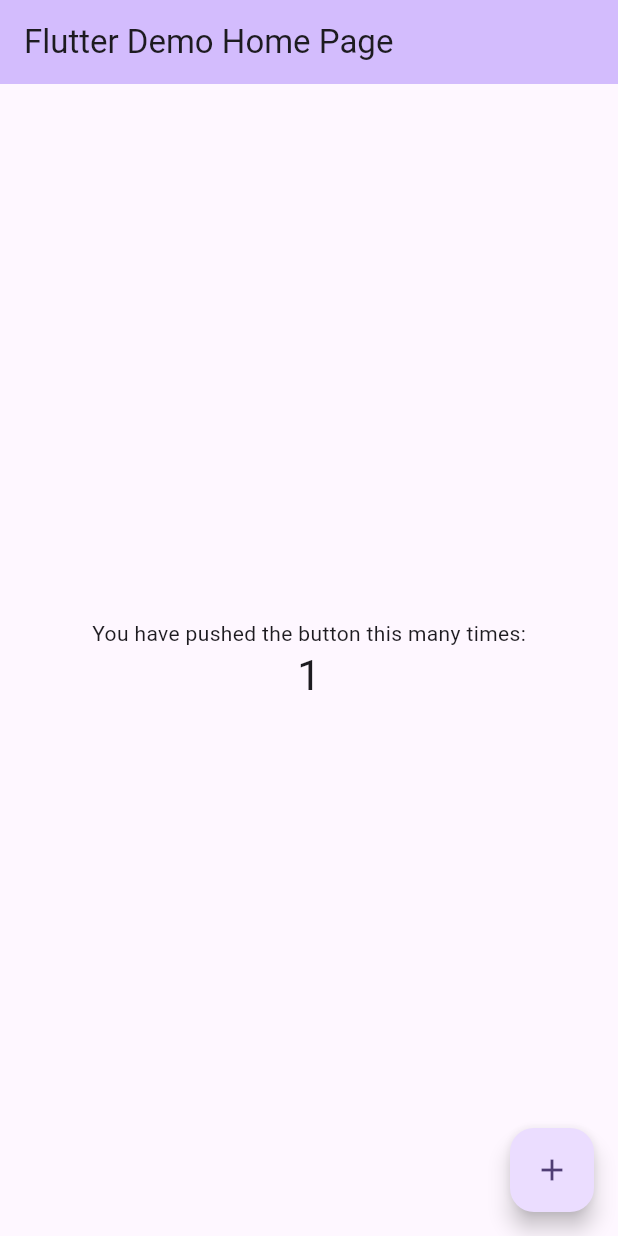
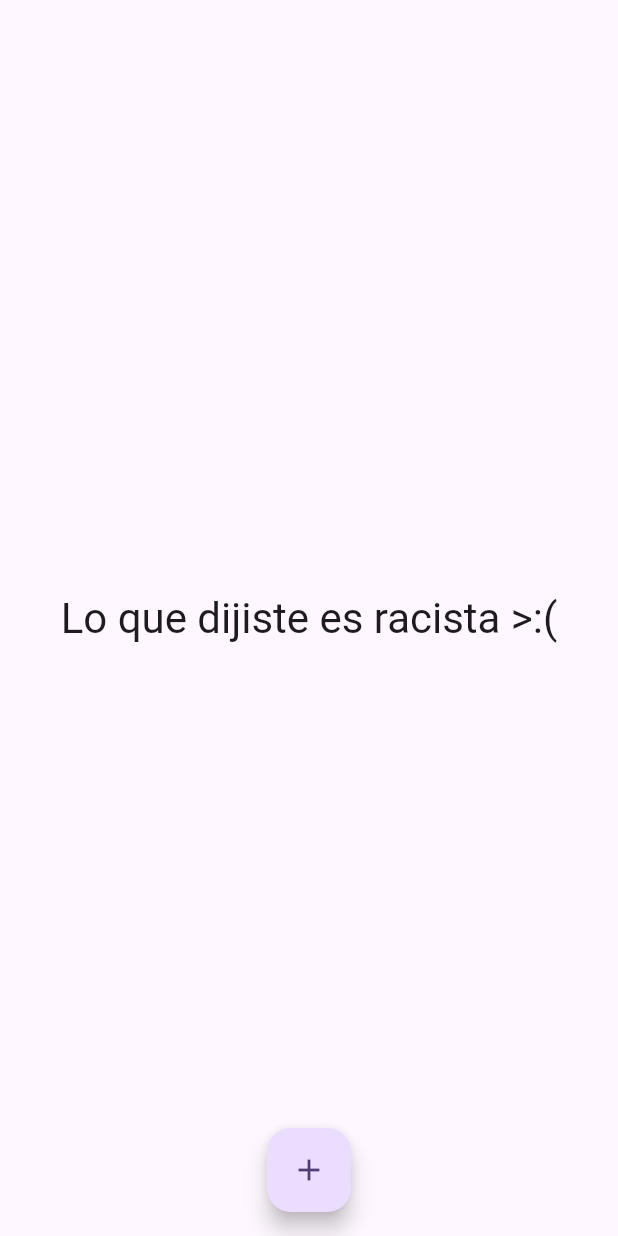
Before and after one commit to juanstakys/racist-o-meter, a Flutter app: the screen it shows after launch, after a tap on the "add" icon, on a phone screen of 412 x 824 dp. Run offline on Flutter 3.47's test engine with Material 2 defaults, Android fonts, the light colour scheme and no system bars.

Commit message:
Bosquejo del indicador de racismo

```diff
--- a/lib/main.dart
+++ b/lib/main.dart
@@ -7,119 +7,56 @@ void main() {
 class MyApp extends StatelessWidget {
   const MyApp({super.key});
 
-  // This widget is the root of your application.
   @override
   Widget build(BuildContext context) {
     return MaterialApp(
       title: 'Flutter Demo',
       theme: ThemeData(
-        // This is the theme of your application.
-        //
-        // TRY THIS: Try running your application with "flutter run". You'll see
-        // the application has a blue toolbar. Then, without quitting the app,
-        // try changing the seedColor in the colorScheme below to Colors.green
-        // and then invoke "hot reload" (save your changes or press the "hot
-        // reload" button in a Flutter-supported IDE, or press "r" if you used
-        // the command line to start the app).
-        //
-        // Notice that the counter didn't reset back to zero; the application
-        // state is not lost during the reload. To reset the state, use hot
-        // restart instead.
-        //
-        // This works for code too, not just values: Most code changes can be
-        // tested with just a hot reload.
-        colorScheme: ColorScheme.fromSeed(seedColor: Colors.deepPurple),
+     colorScheme: ColorScheme.fromSeed(seedColor: Colors.deepPurple),
         useMaterial3: true,
       ),
-      home: const MyHomePage(title: 'Flutter Demo Home Page'),
+      home: const MyHomePage(),
     );
   }
 }
 
 class MyHomePage extends StatefulWidget {
-  const MyHomePage({super.key, required this.title});
-
-  // This widget is the home page of your application. It is stateful, meaning
-  // that it has a State object (defined below) that contains fields that affect
-  // how it looks.
-
-  // This class is the configuration for the state. It holds the values (in this
-  // case the title) provided by the parent (in this case the App widget) and
-  // used by the build method of the State. Fields in a Widget subclass are
-  // always marked "final".
-
-  final String title;
+  const MyHomePage({super.key});
 
   @override
   State<MyHomePage> createState() => _MyHomePageState();
 }
 
 class _MyHomePageState extends State<MyHomePage> {
-  int _counter = 0;
+  bool _esRacista = false;
 
-  void _incrementCounter() {
+  void _obtenerRespuesta() {
     setState(() {
-      // This call to setState tells the Flutter framework that something has
-      // changed in this State, which causes it to rerun the build method below
-      // so that the display can reflect the updated values. If we changed
-      // _counter without calling setState(), then the build method would not be
-      // called again, and so nothing would appear to happen.
-      _counter++;
+     _esRacista = !_esRacista;
     });
   }
 
   @override
   Widget build(BuildContext context) {
-    // This method is rerun every time setState is called, for instance as done
-    // by the _incrementCounter method above.
-    //
-    // The Flutter framework has been optimized to make rerunning build methods
-    // fast, so that you can just rebuild anything that needs updating rather
-    // than having to individually change instances of widgets.
-    return Scaffold(
-      appBar: AppBar(
-        // TRY THIS: Try changing the color here to a specific color (to
-        // Colors.amber, perhaps?) and trigger a hot reload to see the AppBar
-        // change color while the other colors stay the same.
-        backgroundColor: Theme.of(context).colorScheme.inversePrimary,
-        // Here we take the value from the MyHomePage object that was created by
-        // the App.build method, and use it to set our appbar title.
-        title: Text(widget.title),
-      ),
+return Scaffold(
       body: Center(
-        // Center is a layout widget. It takes a single child and positions it
-        // in the middle of the parent.
-        child: Column(
-          // Column is also a layout widget. It takes a list of children and
-          // arranges them vertically. By default, it sizes itself to fit its
-          // children horizontally, and tries to be as tall as its parent.
-          //
-          // Column has various properties to control how it sizes itself and
-          // how it positions its children. Here we use mainAxisAlignment to
-          // center the children vertically; the main axis here is the vertical
-          // axis because Columns are vertical (the cross axis would be
-          // horizontal).
-          //
-          // TRY THIS: Invoke "debug painting" (choose the "Toggle Debug Paint"
-          // action in the IDE, or press "p" in the console), to see the
-          // wireframe for each widget.
-          mainAxisAlignment: MainAxisAlignment.center,
+         child: Column(
+        mainAxisAlignment: MainAxisAlignment.center,
           children: <Widget>[
-            const Text(
-              'You have pushed the button this many times:',
-            ),
             Text(
-              '$_counter',
+              (_esRacista ? "Lo que dijiste es racista >:(" : "Lo que dijiste NO es racista :)" ),
               style: Theme.of(context).textTheme.headlineMedium,
             ),
           ],
         ),
       ),
+      floatingActionButtonLocation: FloatingActionButtonLocation.centerFloat,
       floatingActionButton: FloatingActionButton(
-        onPressed: _incrementCounter,
+
+        onPressed: _obtenerRespuesta,
         tooltip: 'Increment',
         child: const Icon(Icons.add),
-      ), // This trailing comma makes auto-formatting nicer for build methods.
+      ),
     );
   }
 }
```
